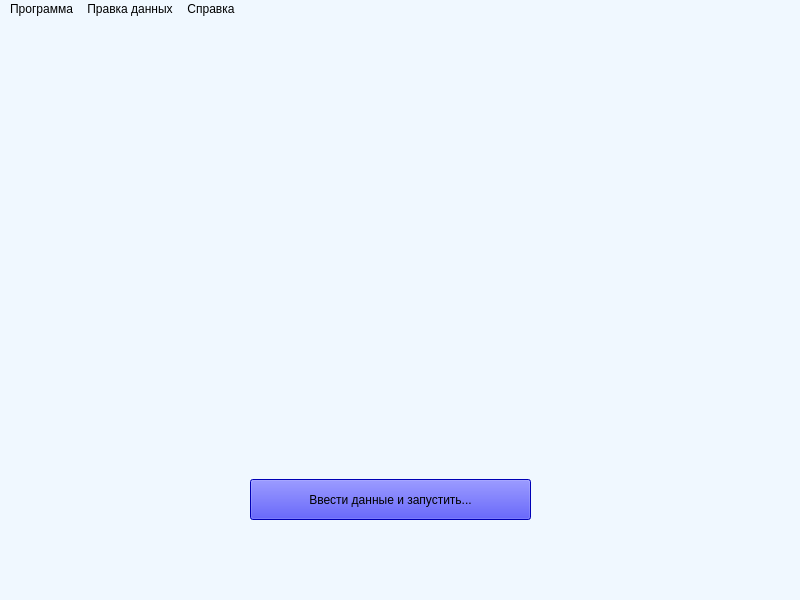
sergeevaevi/my_practice, file mainwindow.ui: the form before one commit.
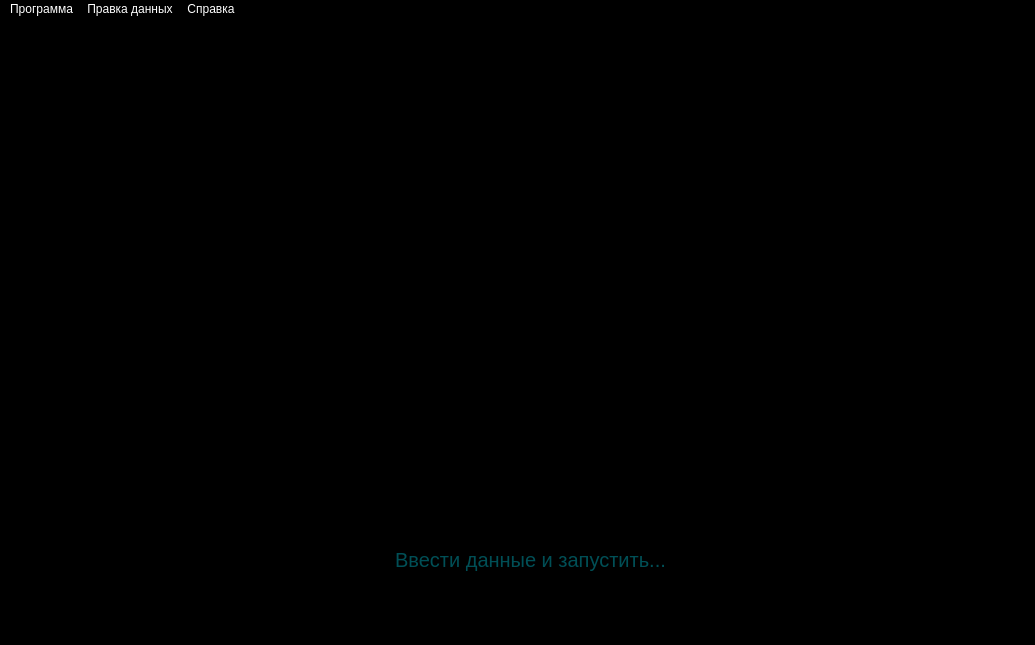
The form after the commit.

Patch:
```diff
--- a/mainwindow.ui
+++ b/mainwindow.ui
@@ -6,24 +6,51 @@
    <rect>
     <x>0</x>
     <y>0</y>
-    <width>800</width>
-    <height>600</height>
+    <width>1035</width>
+    <height>645</height>
    </rect>
   </property>
+  <property name="minimumSize">
+   <size>
+    <width>1030</width>
+    <height>640</height>
+   </size>
+  </property>
+  <property name="maximumSize">
+   <size>
+    <width>1035</width>
+    <height>645</height>
+   </size>
+  </property>
   <property name="windowTitle">
    <string>MainWindow</string>
   </property>
   <property name="styleSheet">
-   <string notr="true">background-color: AliceBlue</string>
+   <string notr="true">background-color: Black; </string>
   </property>
   <widget class="QWidget" name="centralwidget">
+   <property name="minimumSize">
+    <size>
+     <width>1060</width>
+     <height>640</height>
+    </size>
+   </property>
+   <property name="maximumSize">
+    <size>
+     <width>1065</width>
+     <height>645</height>
+    </size>
+   </property>
+   <property name="styleSheet">
+    <string notr="true"/>
+   </property>
    <widget class="QWidget" name="gridLayoutWidget">
     <property name="geometry">
      <rect>
-      <x>10</x>
-      <y>20</y>
-      <width>771</width>
-      <height>411</height>
+      <x>30</x>
+      <y>40</y>
+      <width>991</width>
+      <height>471</height>
      </rect>
     </property>
     <layout class="QGridLayout" name="gridLayout"/>
@@ -31,31 +58,78 @@
    <widget class="QPushButton" name="InputAndStart">
     <property name="geometry">
      <rect>
-      <x>250</x>
-      <y>460</y>
-      <width>281</width>
-      <height>41</height>
+      <x>350</x>
+      <y>510</y>
+      <width>361</width>
+      <height>61</height>
      </rect>
     </property>
     <property name="styleSheet">
-     <string notr="true">background-color: Blue</string>
+     <string notr="true">display: inline-block;
+  width: 100px;
+  height: 50px;
+  line-height: 50px;
+  font-size: 20px;
+  text-align: center;
+  text-decoration: none;
+  text-shadow: 0 1px rgba(255,255,255,.2), 0 -1px rgba(0,0,0,.8);
+  outline: none;
+  border: none;
+  border-radius: 100px;
+  background-color:black;
+  box-shadow: inset rgba(0,0,0,.6) 0 -2px 5px, inset rgba(252,255,255,.7) 0 2px 5px, rgba(0,0,0,.8) 0 2px 5px -1px;
+  color: rgb(0,79,86);
+  user-select: none;</string>
     </property>
     <property name="text">
      <string>Ввести данные и запустить...</string>
     </property>
    </widget>
+   <widget class="QLabel" name="img">
+    <property name="geometry">
+     <rect>
+      <x>-10</x>
+      <y>0</y>
+      <width>1080</width>
+      <height>660</height>
+     </rect>
+    </property>
+    <property name="text">
+     <string/>
+    </property>
+   </widget>
+   <widget class="QLabel" name="front_img">
+    <property name="geometry">
+     <rect>
+      <x>-10</x>
+      <y>0</y>
+      <width>1080</width>
+      <height>660</height>
+     </rect>
+    </property>
+    <property name="styleSheet">
+     <string notr="true"/>
+    </property>
+    <property name="text">
+     <string/>
+    </property>
+   </widget>
+   <zorder>img</zorder>
+   <zorder>gridLayoutWidget</zorder>
+   <zorder>front_img</zorder>
+   <zorder>InputAndStart</zorder>
   </widget>
   <widget class="QMenuBar" name="menubar">
    <property name="geometry">
     <rect>
      <x>0</x>
      <y>0</y>
-     <width>800</width>
+     <width>1035</width>
      <height>25</height>
     </rect>
    </property>
    <property name="styleSheet">
-    <string notr="true">color: black</string>
+    <string notr="true">color: white; background-color: идфсл</string>
    </property>
    <widget class="QMenu" name="menuFile">
     <property name="title">
@@ -83,7 +157,11 @@
    <addaction name="menu"/>
    <addaction name="menuAbout"/>
   </widget>
-  <widget class="QStatusBar" name="statusbar"/>
+  <widget class="QStatusBar" name="statusbar">
+   <property name="styleSheet">
+    <string notr="true">color: while; background-color: идфсл</string>
+   </property>
+  </widget>
   <action name="actionLoad_data">
    <property name="text">
     <string>Загрузить данные...</string>
```
Left out of the diff: 3 changed lines with no effect on the pictures.
